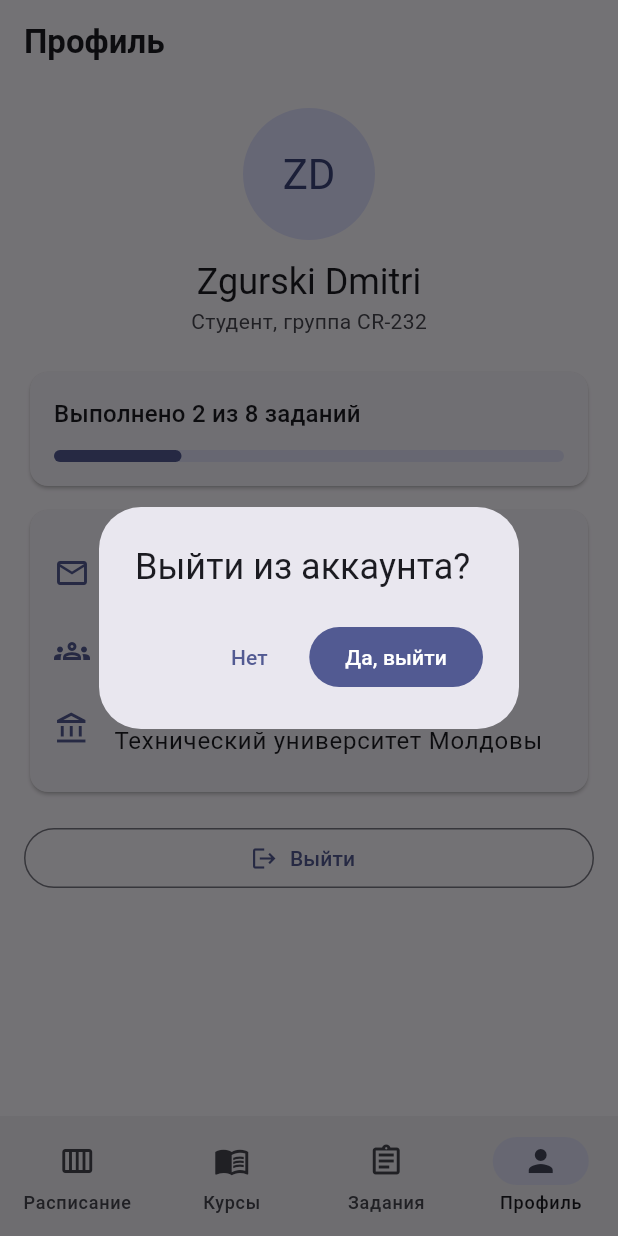
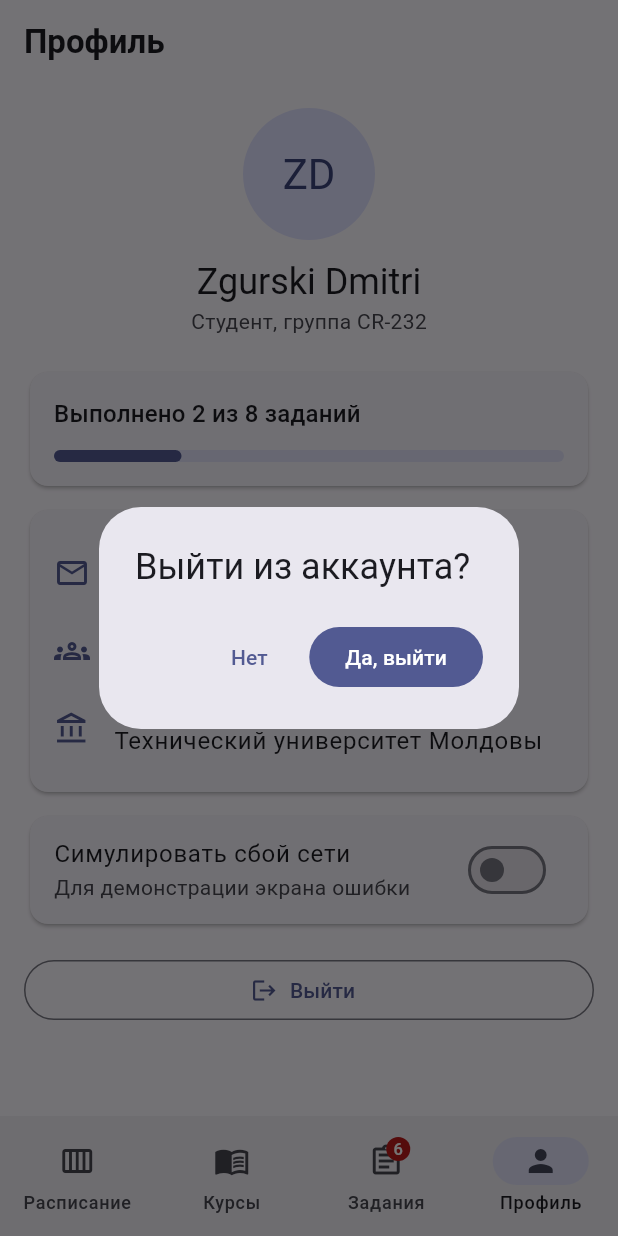
Before and after one commit to fadiojwolf/PAM_EduPlan, a Flutter app: the ProfileScreen screen opened by its route, after a tap on "Выйти", on a phone screen of 412 x 824 dp. Run offline on Flutter 3.47's test engine with Material 3 defaults, Android fonts, the phone set to English and light mode, and no system bars; our stand-ins replace go_router.

Commit message:
аварийный режим

```diff
--- a/lib/screens/profile_screen.dart
+++ b/lib/screens/profile_screen.dart
@@ -1,24 +1,39 @@
 import 'package:flutter/material.dart';
 import 'package:go_router/go_router.dart';
+import 'package:provider/provider.dart';
 
-import '../data/mock_data.dart';
-import '../models/assignment.dart';
+import '../data/mock_network.dart';
+import '../models/assignment_model.dart';
 import '../widgets/confirm_dialog.dart';
 import '../widgets/info_row.dart';
 
-/// Профиль пользователя + выход с подтверждением.
-class ProfileScreen extends StatelessWidget {
+/// Профиль: статистика заданий (из модели), выход с подтверждением и
+/// переключатель аварии для демонстрации экрана ошибки.
+class ProfileScreen extends StatefulWidget {
   const ProfileScreen({super.key});
 
-  Future<void> _logout(BuildContext context) async {
+  @override
+  State<ProfileScreen> createState() => _ProfileScreenState();
+}
+
+class _ProfileScreenState extends State<ProfileScreen> {
+  // Эфемерное состояние → setState (положение переключателя).
+  late bool _simulateError;
+
+  @override
+  void initState() {
+    super.initState();
+    _simulateError = context.read<MockNetwork>().simulateError;
+  }
+
+  Future<void> _logout() async {
     final ok = await showConfirmDialog(
       context,
       title: 'Выйти из аккаунта?',
       confirmLabel: 'Да, выйти',
     );
-    // После await context используется только под context.mounted.
-    if (ok && context.mounted) {
-      context.go('/login'); // go: раздел с вкладками уходит из стека
+    if (ok && mounted) {
+      context.go('/login');
     }
   }
 
@@ -26,11 +41,40 @@ class ProfileScreen extends StatelessWidget {
   Widget build(BuildContext context) {
     final scheme = Theme.of(context).colorScheme;
     final textTheme = Theme.of(context).textTheme;
+    final model = context.watch<AssignmentModel>();
 
-    final total = mockAssignments.length;
-    final done = mockAssignments
-        .where((a) => a.status == AssignmentStatus.done)
-        .length;
+    final Widget stats;
+    if (model.isLoading) {
+      stats = const Center(child: CircularProgressIndicator());
+    } else if (model.error != null) {
+      stats = Column(
+        crossAxisAlignment: CrossAxisAlignment.start,
+        children: [
+          Text(model.error!, style: textTheme.bodyMedium),
+          const SizedBox(height: 8),
+          TextButton(
+            onPressed: () => context.read<AssignmentModel>().load(),
+            child: const Text('Повторить'),
+          ),
+        ],
+      );
+    } else {
+      final done = model.doneCount;
+      final total = model.totalCount;
+      stats = Column(
+        crossAxisAlignment: CrossAxisAlignment.start,
+        children: [
+          Text('Выполнено $done из $total заданий',
+              style: textTheme.titleMedium),
+          const SizedBox(height: 12),
+          LinearProgressIndicator(
+            value: total == 0 ? 0 : done / total,
+            minHeight: 8,
+            borderRadius: BorderRadius.circular(4),
+          ),
+        ],
+      );
+    }
 
     return Scaffold(
       appBar: AppBar(title: const Text('Профиль')),
@@ -61,19 +105,7 @@ class ProfileScreen extends StatelessWidget {
           Card(
             child: Padding(
               padding: const EdgeInsets.all(16),
-              child: Column(
-                crossAxisAlignment: CrossAxisAlignment.start,
-                children: [
-                  Text('Выполнено $done из $total заданий',
-                      style: textTheme.titleMedium),
-                  const SizedBox(height: 12),
-                  LinearProgressIndicator(
-                    value: done / total,
-                    minHeight: 8,
-                    borderRadius: BorderRadius.circular(4),
-                  ),
-                ],
-              ),
+              child: stats,
             ),
           ),
           const SizedBox(height: 8),
@@ -101,9 +133,22 @@ class ProfileScreen extends StatelessWidget {
               ),
             ),
           ),
+          const SizedBox(height: 8),
+          // Леса демонстрации: единственное место UI, знающее о mock-е.
+          Card(
+            child: SwitchListTile(
+              title: const Text('Симулировать сбой сети'),
+              subtitle: const Text('Для демонстрации экрана ошибки'),
+              value: _simulateError,
+              onChanged: (value) {
+                setState(() => _simulateError = value);
+                context.read<MockNetwork>().simulateError = value;
+              },
+            ),
+          ),
           const SizedBox(height: 16),
           OutlinedButton.icon(
-            onPressed: () => _logout(context),
+            onPressed: _logout,
             icon: const Icon(Icons.logout),
             label: const Text('Выйти'),
           ),
--- a/lib/widgets/app_shell.dart
+++ b/lib/widgets/app_shell.dart
@@ -1,8 +1,11 @@
 import 'package:flutter/material.dart';
 import 'package:go_router/go_router.dart';
+import 'package:provider/provider.dart';
 
-/// Обёртка с постоянными вкладками. StatelessWidget: текущий индекс знает
-/// router (navigationShell), поэтому собственное состояние не нужно.
+import '../models/assignment_model.dart';
+
+/// Обёртка с постоянными вкладками. Значок на вкладке «Задания» —
+/// невыполненные задания: «живой угол» через Consumer.
 class AppShell extends StatelessWidget {
   final StatefulNavigationShell navigationShell;
 
@@ -11,10 +14,9 @@ class AppShell extends StatelessWidget {
   @override
   Widget build(BuildContext context) {
     return Scaffold(
-      body: navigationShell, // содержимое текущей вкладки
+      body: navigationShell,
       bottomNavigationBar: NavigationBar(
         selectedIndex: navigationShell.currentIndex,
-        // Повторное нажатие на активную вкладку возвращает её к корню.
         onDestinationSelected: (index) => navigationShell.goBranch(
           index,
           initialLocation: index == navigationShell.currentIndex,
@@ -31,8 +33,8 @@ class AppShell extends StatelessWidget {
             label: 'Курсы',
           ),
           NavigationDestination(
-            icon: Icon(Icons.assignment_outlined),
-            selectedIcon: Icon(Icons.assignment),
+            icon: _PendingBadge(icon: Icon(Icons.assignment_outlined)),
+            selectedIcon: _PendingBadge(icon: Icon(Icons.assignment)),
             label: 'Задания',
           ),
           NavigationDestination(
@@ -45,3 +47,24 @@ class AppShell extends StatelessWidget {
     );
   }
 }
+
+class _PendingBadge extends StatelessWidget {
+  final Widget icon;
+
+  const _PendingBadge({required this.icon});
+
+  @override
+  Widget build(BuildContext context) {
+    return Consumer<AssignmentModel>(
+      builder: (context, model, child) {
+        final n = model.pendingCount;
+        return Badge(
+          label: Text('$n'),
+          isLabelVisible: n > 0,
+          child: child!,
+        );
+      },
+      child: icon, // иконка не перестраивается — строится один раз
+    );
+  }
+}
```
